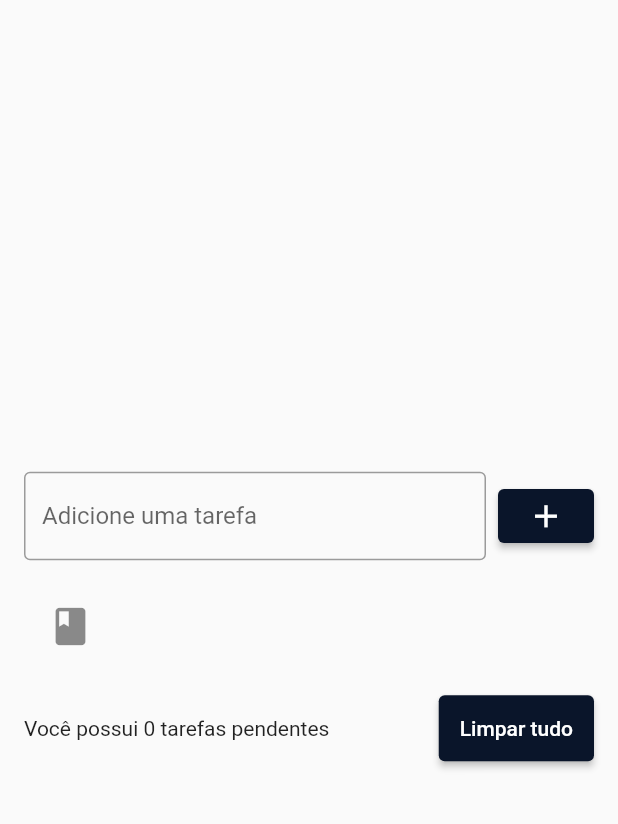
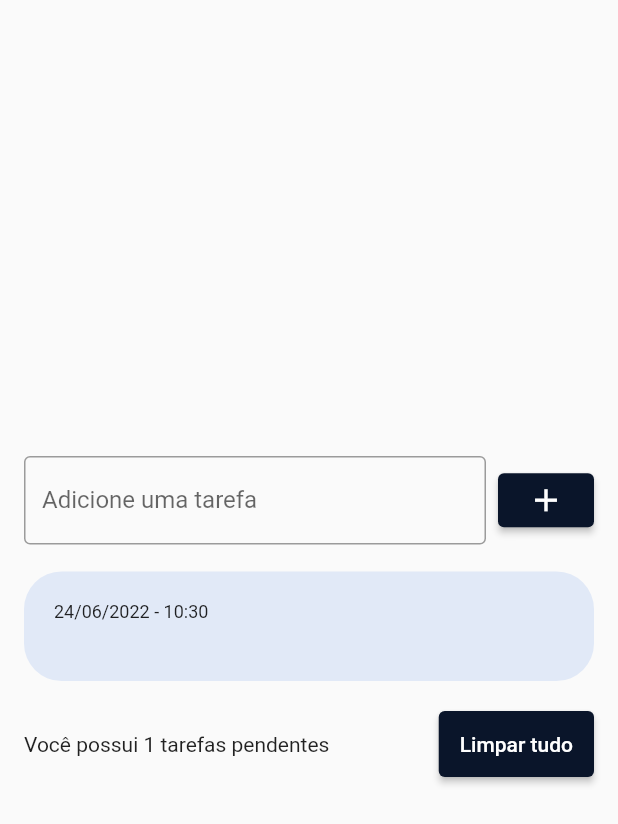
Before and after one commit to biiigomes/TO-DO_App, a Flutter app: the screen it shows after launch, after a tap on the "add" icon, on a phone screen of 412 x 824 dp. Shown: the top 824 px of the screen. Run offline on Flutter 3.47's test engine with Material 2 defaults, Android fonts, the phone set to English and light mode, and no system bars.

Commit message:
Hour and Date format added

```diff
--- a/lib/Pages/ListPage.dart
+++ b/lib/Pages/ListPage.dart
@@ -1,5 +1,7 @@
 import 'package:flutter/cupertino.dart';
 import 'package:flutter/material.dart';
+import 'package:listatarefas/models/TODO.dart';
+import 'package:listatarefas/widgets/TODOListItem.dart';
 
 class TodoListPage extends StatefulWidget {
   TodoListPage({Key? key}) : super(key: key);
@@ -11,11 +13,12 @@ class TodoListPage extends StatefulWidget {
 class _TodoListPageState extends State<TodoListPage> {
   final TextEditingController todoController = TextEditingController();
 
-  List<String> todos = [];
+  List<TODO> todos = [];
 
   @override
   Widget build(BuildContext context) {
-    return Scaffold(
+    return SafeArea(
+      child: Scaffold(
           body: Center(
             child: Padding(
               padding: const EdgeInsets.all(16),
@@ -39,7 +42,11 @@ class _TodoListPageState extends State<TodoListPage> {
                         onPressed: () {
                           String text = todoController.text;
                           setState((){
-                          todos.add(text);
+                            TODO newTODO = TODO(
+                              title: text,
+                              dateTime: DateTime.now(),
+                            );
+                            todos.add(newTODO);
                           });
                           todoController.clear();
                         },
@@ -62,16 +69,9 @@ class _TodoListPageState extends State<TodoListPage> {
                    child: ListView(
                      shrinkWrap: true,
                      children: [
-                     for(String todo in todos)
-                     ListTile(
-                       title: Text(todo),
-                       leading: Icon(
-                         Icons.book,
-                         size: 30,
-                        ),
-                       onTap: () {
-                         print('Tarefa: $todo');
-                         },
+                       for(TODO todo in todos)
+                         TODOListItem(
+                           todo: todo,
                          ),
                      ],
                    ),
@@ -83,7 +83,7 @@ class _TodoListPageState extends State<TodoListPage> {
                     children: [
                       Expanded(
                         child: Text(
-                        'Você possui 0 tarefas pendentes',
+                          'Você possui ${todos.length} tarefas pendentes',
                         ),
                       ),
                       ElevatedButton(
@@ -100,6 +100,7 @@ class _TodoListPageState extends State<TodoListPage> {
              ),
            ),
          ),
+      ),
     );
   }
 }
--- a/lib/main.dart
+++ b/lib/main.dart
@@ -13,6 +13,7 @@ class MyApp extends StatelessWidget {
   @override
   Widget build(BuildContext context) {
     return MaterialApp(
+      debugShowCheckedModeBanner: false,
       home: TodoListPage(),
     );
   }
--- /dev/null
+++ b/lib/models/TODO.dart
@@ -0,0 +1,6 @@
+class TODO{
+  TODO({required this.title, required this.dateTime});
+
+  String title;
+  DateTime dateTime;
+}
--- /dev/null
+++ b/lib/widgets/TODOListItem.dart
@@ -0,0 +1,41 @@
+import 'package:flutter/cupertino.dart';
+import 'package:intl/intl.dart';
+import 'package:listatarefas/models/TODO.dart';
+
+class TODOListItem extends StatelessWidget {
+  const TODOListItem({Key? key, required this.todo}) : super(key: key);
+
+  final TODO todo;
+
+  @override
+  Widget build(BuildContext context) {
+    return Padding(
+      padding: const EdgeInsets.symmetric(vertical: 2),
+      child: Container(
+        decoration: BoxDecoration(
+          borderRadius: BorderRadius.circular(25),
+          color: Color(0xffE1E9F7),
+        ),
+        padding: const EdgeInsets.all(20),
+        child: Column(
+          crossAxisAlignment: CrossAxisAlignment.start,
+          children: [
+            Text(
+              DateFormat('dd/MM/yyyy - HH:mm').format(todo.dateTime),
+              style: TextStyle(
+                fontSize: 12,
+              ),
+            ),
+            Text(
+              todo.title,
+              style: TextStyle(
+                fontSize: 16,
+                fontWeight: FontWeight.w600,
+              ),
+            ),
+          ],
+        ),
+      ),
+    );
+  }
+}
--- a/pubspec.yaml
+++ b/pubspec.yaml
@@ -34,6 +34,7 @@ dependencies:
   # The following adds the Cupertino Icons font to your application.
   # Use with the CupertinoIcons class for iOS style icons.
   cupertino_icons: ^1.0.2
+  intl:
 
 dev_dependencies:
   flutter_test:
```
Also changed, not shown: pubspec.lock. Lines whose indentation alone changed are shown as unchanged.
